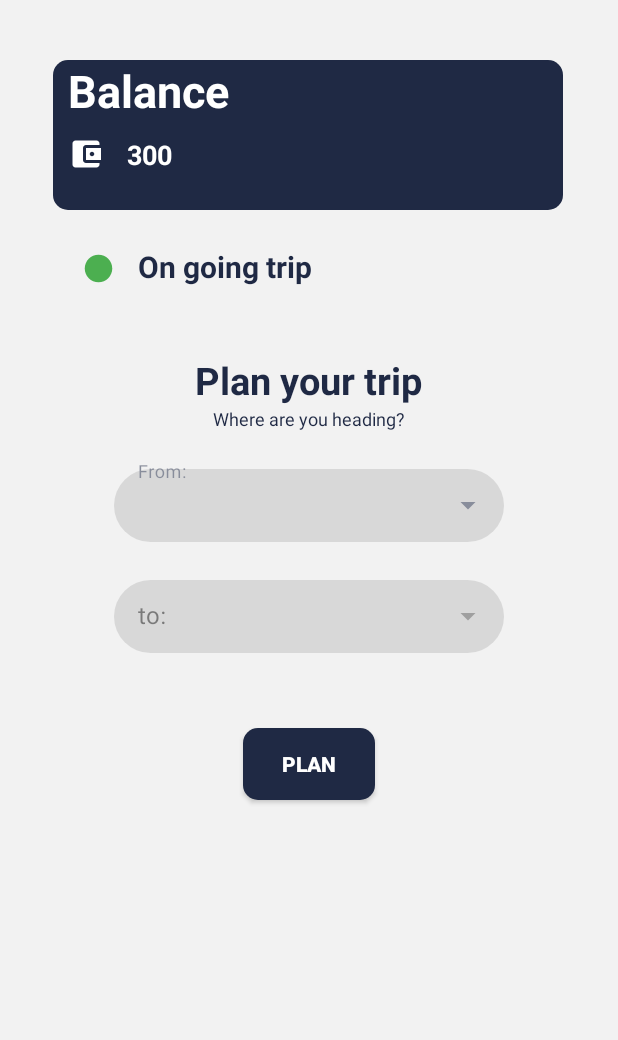
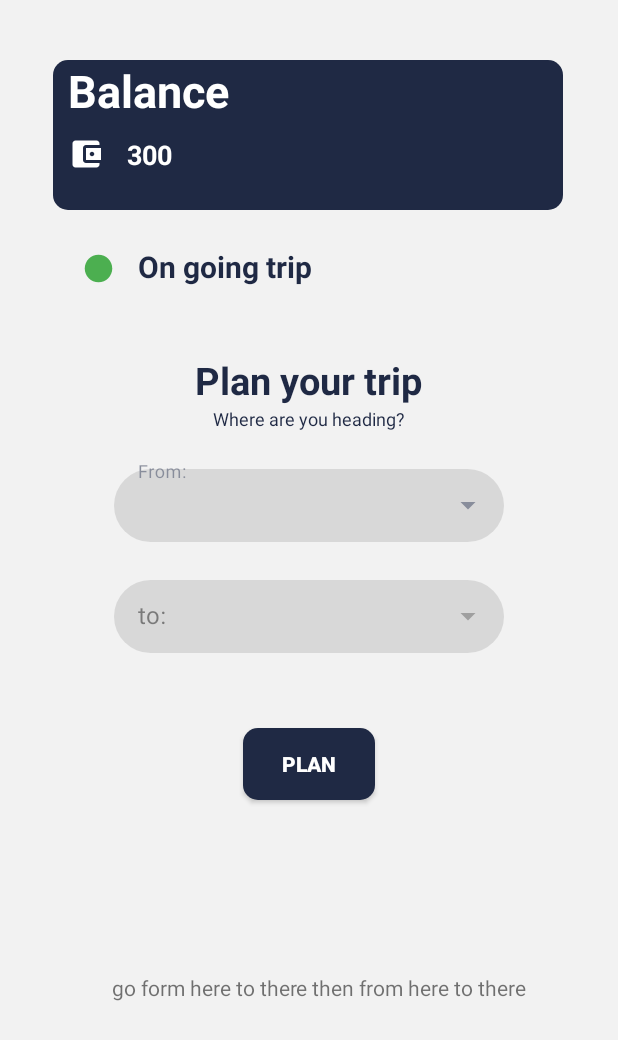
Before and after one commit to MohamedEssam70/SUBWAY, an Android app: the layout fragment_home.xml on its own in the app's theme, with its tools: preview values and no code run, on a phone screen of 412 x 824 dp. Shown: the top 1040 px of the screen. Run offline under Robolectric (Android 15) with nearby library versions, the phone set to English and light mode, and no system bars.

Commit message:
initial trip plan design

```diff
--- a/app/src/main/res/layout/fragment_home.xml
+++ b/app/src/main/res/layout/fragment_home.xml
@@ -176,6 +176,17 @@
             app:layout_constraintEnd_toEndOf="parent"
             app:layout_constraintStart_toStartOf="parent"
             app:layout_constraintTop_toBottomOf="@+id/loginContext" />
+
+        <TextView
+            android:id="@+id/tripPlan"
+            android:layout_width="wrap_content"
+            android:layout_height="wrap_content"
+            android:layout_marginBottom="156dp"
+            android:text="go form here to there then from here to there"
+            app:layout_constraintBottom_toBottomOf="parent"
+            app:layout_constraintEnd_toEndOf="@+id/planButton"
+            app:layout_constraintHorizontal_bias="0.466"
+            app:layout_constraintStart_toStartOf="@+id/planButton" />
     </androidx.constraintlayout.widget.ConstraintLayout>
 
 </FrameLayout>
```
Also changed, not shown: app/src/main/java/com/example/subway/HomeFragment.java (+44 -1 lines).
